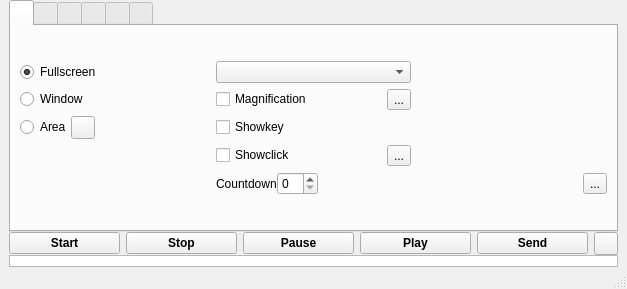
Above: vokoscreen.ui from yanuarakhid/vokoscreen before the change. Below: the same form after it.
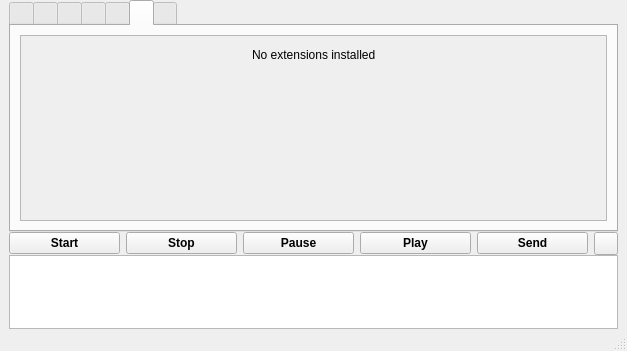
That is the form after the change.

Commit message: add extension tab

Diff of the .ui file:
```diff
--- a/vokoscreen.ui
+++ b/vokoscreen.ui
@@ -7,7 +7,7 @@
     <x>0</x>
     <y>0</y>
     <width>627</width>
-    <height>289</height>
+    <height>351</height>
    </rect>
   </property>
   <property name="sizePolicy">
@@ -47,7 +47,7 @@
          </sizepolicy>
         </property>
         <property name="currentIndex">
-         <number>0</number>
+         <number>5</number>
         </property>
         <property name="iconSize">
          <size>
@@ -78,7 +78,7 @@
             <item row="0" column="0">
              <widget class="QRadioButton" name="FullScreenRadioButton">
               <property name="text">
-               <string>Fullscreen</string>
+               <string>Fu&amp;llscreen</string>
               </property>
               <property name="checked">
                <bool>true</bool>
@@ -884,6 +884,82 @@
           </item>
          </layout>
         </widget>
+        <widget class="QWidget" name="tab_4">
+         <attribute name="title">
+          <string/>
+         </attribute>
+         <layout class="QVBoxLayout" name="verticalLayout_20">
+          <item>
+           <widget class="QScrollArea" name="scrollArea_2">
+            <property name="widgetResizable">
+             <bool>true</bool>
+            </property>
+            <widget class="QWidget" name="scrollAreaWidgetContents_2">
+             <property name="geometry">
+              <rect>
+               <x>0</x>
+               <y>0</y>
+               <width>589</width>
+               <height>239</height>
+              </rect>
+             </property>
+             <layout class="QVBoxLayout" name="verticalLayout_18">
+              <item>
+               <layout class="QGridLayout" name="gridLayout_9">
+                <item row="1" column="0">
+                 <spacer name="verticalSpacer_3">
+                  <property name="orientation">
+                   <enum>Qt::Vertical</enum>
+                  </property>
+                  <property name="sizeHint" stdset="0">
+                   <size>
+                    <width>20</width>
+                    <height>40</height>
+                   </size>
+                  </property>
+                 </spacer>
+                </item>
+                <item row="0" column="2">
+                 <spacer name="horizontalSpacer_19">
+                  <property name="orientation">
+                   <enum>Qt::Horizontal</enum>
+                  </property>
+                  <property name="sizeHint" stdset="0">
+                   <size>
+                    <width>40</width>
+                    <height>20</height>
+                   </size>
+                  </property>
+                 </spacer>
+                </item>
+                <item row="0" column="1">
+                 <widget class="QLabel" name="label_2">
+                  <property name="text">
+                   <string>No extensions installed</string>
+                  </property>
+                 </widget>
+                </item>
+                <item row="0" column="0">
+                 <spacer name="horizontalSpacer_29">
+                  <property name="orientation">
+                   <enum>Qt::Horizontal</enum>
+                  </property>
+                  <property name="sizeHint" stdset="0">
+                   <size>
+                    <width>40</width>
+                    <height>20</height>
+                   </size>
+                  </property>
+                 </spacer>
+                </item>
+               </layout>
+              </item>
+             </layout>
+            </widget>
+           </widget>
+          </item>
+         </layout>
+        </widget>
         <widget class="QWidget" name="tab_3">
          <attribute name="title">
           <string notr="true"/>
```
Left out of the diff: 6 changed lines with no effect on the pictures. The commit also changes 3 other files.
